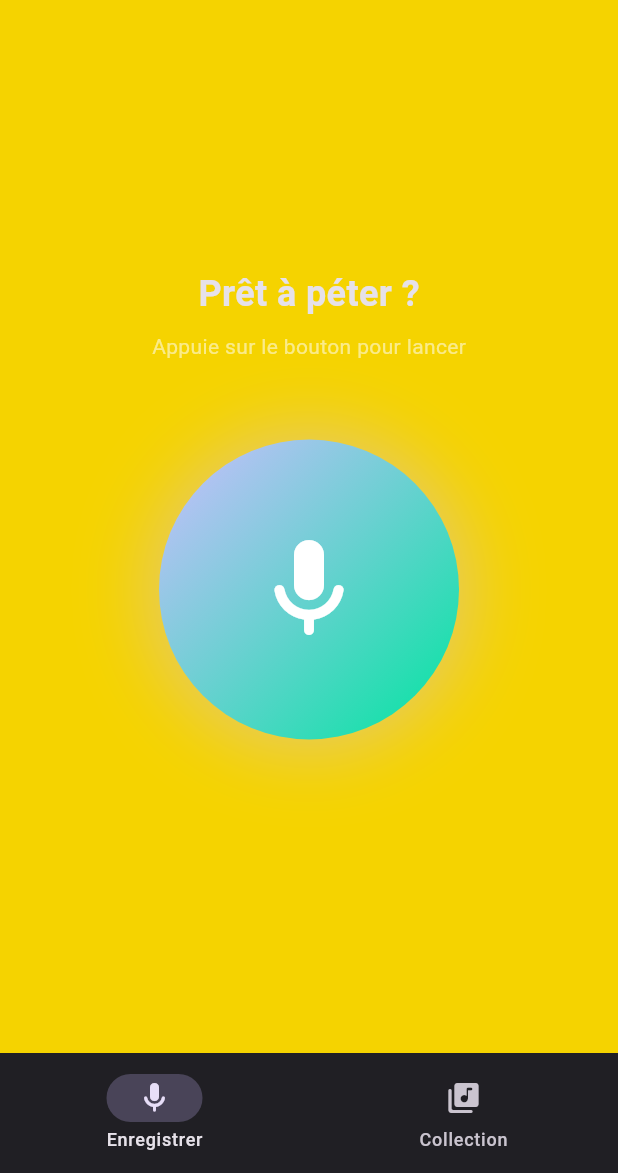
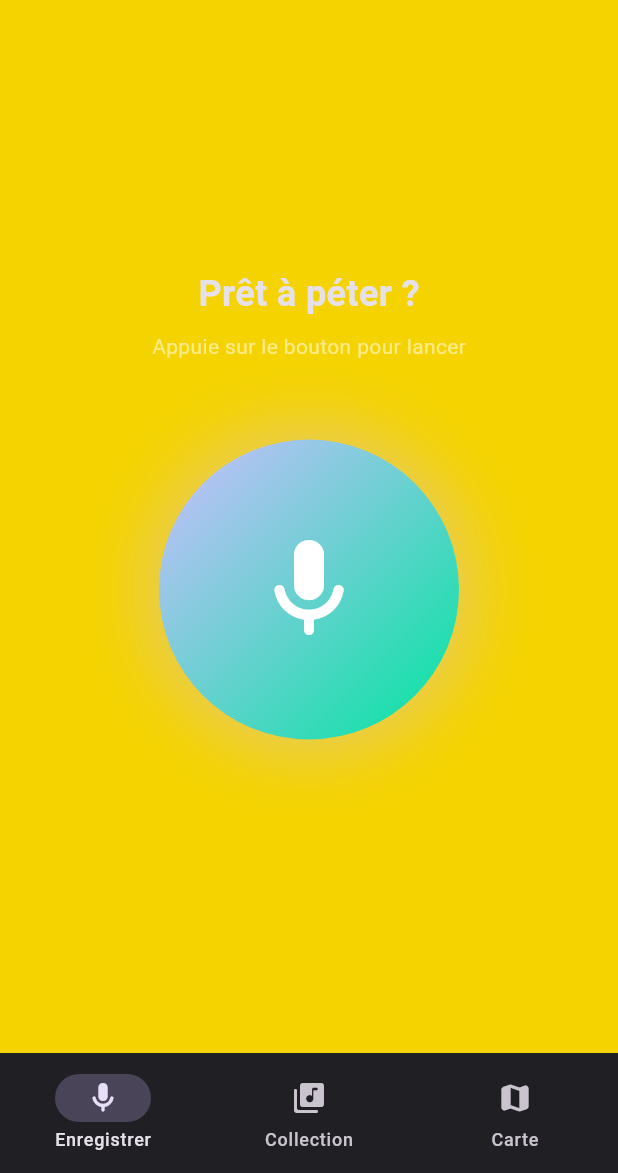
Before and after one commit to RBERROU/poopapp, a Flutter app: the screen it shows after launch, on a phone screen of 412 x 824 dp, the part 63-1236 px from its top. Run offline on Flutter 3.47's test engine with Material 3 defaults, Android fonts, the phone set to English and light mode, and no system bars; our stand-ins replace audioplayers, flutter_map, geolocator, latlong2, share_plus, shared_preferences; missing offline and left inert: record.

Commit message:
Add precise per-pet geolocation and a map tab
Each recording now captures GPS coordinates in parallel with the audio
(non-blocking, silently skipped if permission is denied or it times out).
New "Carte" tab shows every geolocated pet as a marker on an OpenStreetMap
view via flutter_map, tapping a marker opens name/date/duration + playback.

```diff
--- a/lib/main.dart
+++ b/lib/main.dart
@@ -1,6 +1,7 @@
 import 'package:flutter/material.dart';
 import 'screens/collection_screen.dart';
 import 'screens/home_screen.dart';
+import 'screens/map_screen.dart';
 import 'services/storage_service.dart';
 import 'state/recordings_repository.dart';
 import 'theme/app_theme.dart';
@@ -43,13 +44,15 @@ class _RootScaffoldState extends State<RootScaffold> {
 
   @override
   Widget build(BuildContext context) {
+    const titles = ['Poot', 'Ma collection', 'Carte'];
     return Scaffold(
-      appBar: AppBar(title: Text(_index == 0 ? 'Poot' : 'Ma collection')),
+      appBar: AppBar(title: Text(titles[_index])),
       body: IndexedStack(
         index: _index,
         children: [
           HomeScreen(repository: widget.repository),
           CollectionScreen(repository: widget.repository),
+          MapScreen(repository: widget.repository),
         ],
       ),
       bottomNavigationBar: NavigationBar(
@@ -64,6 +67,10 @@ class _RootScaffoldState extends State<RootScaffold> {
             icon: Icon(Icons.library_music_rounded),
             label: 'Collection',
           ),
+          NavigationDestination(
+            icon: Icon(Icons.map_rounded),
+            label: 'Carte',
+          ),
         ],
       ),
     );
--- a/lib/models/fart_recording.dart
+++ b/lib/models/fart_recording.dart
@@ -9,6 +9,8 @@ class FartRecording {
   final String filePath;
   final DateTime createdAt;
   final int durationMs;
+  final double? latitude;
+  final double? longitude;
 
   FartRecording({
     required this.id,
@@ -16,7 +18,11 @@ class FartRecording {
     required this.filePath,
     required this.createdAt,
     required this.durationMs,
+    this.latitude,
+    this.longitude,
   });
+
+  bool get hasLocation => latitude != null && longitude != null;
 
   FartRecording copyWith({String? name}) => FartRecording(
         id: id,
@@ -24,6 +30,8 @@ class FartRecording {
         filePath: filePath,
         createdAt: createdAt,
         durationMs: durationMs,
+        latitude: latitude,
+        longitude: longitude,
       );
 
   Map<String, dynamic> toMap() => {
@@ -32,6 +40,8 @@ class FartRecording {
         'filePath': filePath,
         'createdAt': createdAt.millisecondsSinceEpoch,
         'durationMs': durationMs,
+        'latitude': latitude,
+        'longitude': longitude,
       };
 
   factory FartRecording.fromMap(Map<String, dynamic> map) => FartRecording(
@@ -40,6 +50,9 @@ class FartRecording {
         filePath: map['filePath'] as String,
         createdAt: DateTime.fromMillisecondsSinceEpoch(map['createdAt'] as int),
         durationMs: (map['durationMs'] as num).toInt(),
+        // absentes des anciens enregistrements : null, pas de crash
+        latitude: (map['latitude'] as num?)?.toDouble(),
+        longitude: (map['longitude'] as num?)?.toDouble(),
       );
 
   /// Sérialisation de la liste complète (pour SharedPreferences).
--- a/pubspec.yaml
+++ b/pubspec.yaml
@@ -17,6 +17,9 @@ dependencies:
   share_plus: ^10.0.2     # partage natif (WhatsApp, Insta...)
   uuid: ^4.5.0            # identifiants uniques
   intl: ^0.19.0           # formatage des dates
+  geolocator: ^14.0.2     # géolocalisation (natif + web via geolocator_web)
+  flutter_map: ^8.3.1     # carte OpenStreetMap, sans clé API
+  latlong2: ^0.10.1       # type LatLng utilisé par flutter_map
 
 dev_dependencies:
   flutter_test:
```
Also changed, not shown: lib/screens/home_screen.dart (+8 -0 lines), lib/screens/map_screen.dart (added, +121 -0 lines), lib/services/location_service.dart (added, +37 -0 lines), lib/widgets/recording_tile.dart (+22 -6 lines), pubspec.lock, 5 other files.
